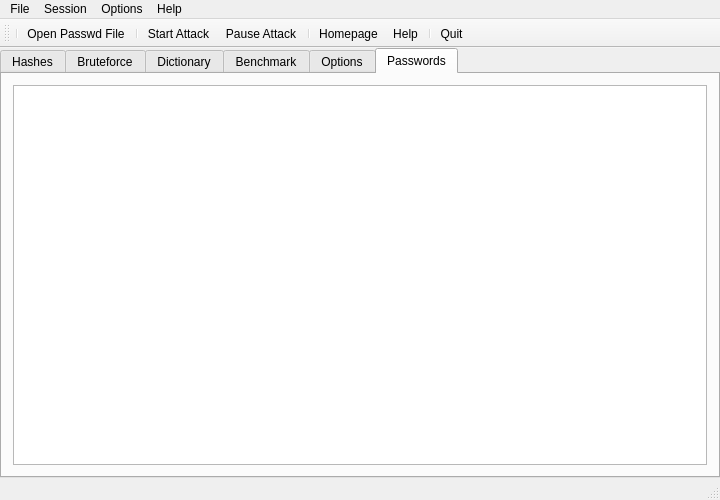
openwall/johnny, file mainwindow.ui: the form before one commit.
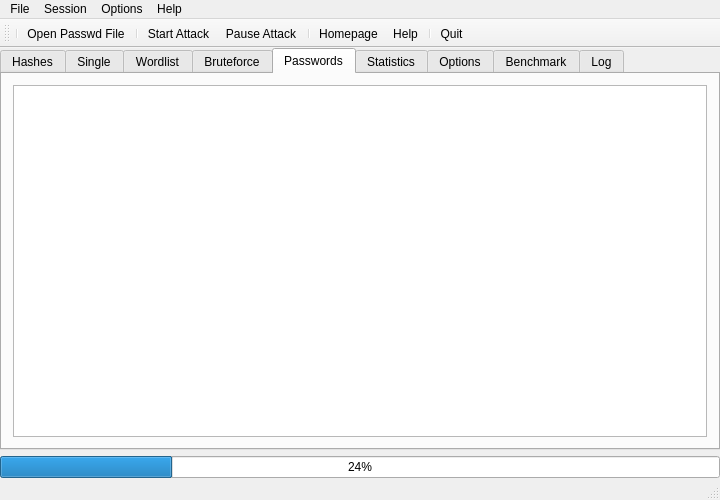
The form after the commit. The open tabs and pages were chosen to show the change. Icons and pictures are not drawn.

Commit message: GUI improvements and model-view based table demo.

```diff
--- a/mainwindow.ui
+++ b/mainwindow.ui
@@ -34,6 +34,25 @@
        <attribute name="title">
         <string>Hashes</string>
        </attribute>
+       <layout class="QVBoxLayout" name="verticalLayout_4">
+        <item>
+         <widget class="QTableView" name="tableView_Hashes">
+          <attribute name="horizontalHeaderStretchLastSection">
+           <bool>true</bool>
+          </attribute>
+         </widget>
+        </item>
+       </layout>
+      </widget>
+      <widget class="QWidget" name="tab">
+       <attribute name="title">
+        <string>Single</string>
+       </attribute>
+      </widget>
+      <widget class="QWidget" name="tab_dictionary">
+       <attribute name="title">
+        <string>Wordlist</string>
+       </attribute>
       </widget>
       <widget class="QWidget" name="tab_bruteforce">
        <attribute name="title">
@@ -75,38 +94,50 @@
         </item>
        </layout>
       </widget>
-      <widget class="QWidget" name="tab_dictionary">
-       <attribute name="title">
-        <string>Dictionary</string>
-       </attribute>
-      </widget>
-      <widget class="QWidget" name="tab_benchmark">
-       <attribute name="title">
-        <string>Benchmark</string>
-       </attribute>
-      </widget>
-      <widget class="QWidget" name="tab_options">
-       <attribute name="title">
-        <string>Options</string>
-       </attribute>
-      </widget>
       <widget class="QWidget" name="tab_passwords">
        <attribute name="title">
         <string>Passwords</string>
        </attribute>
        <layout class="QVBoxLayout" name="verticalLayout_3">
         <item>
-         <widget class="QTableWidget" name="tableWidget">
-          <property name="frameShape">
-           <enum>QFrame::StyledPanel</enum>
-          </property>
-          <property name="sortingEnabled">
+         <widget class="QTableView" name="tableView_Passwords">
+          <attribute name="horizontalHeaderDefaultSectionSize">
+           <number>200</number>
+          </attribute>
+          <attribute name="horizontalHeaderStretchLastSection">
            <bool>true</bool>
-          </property>
+          </attribute>
          </widget>
         </item>
        </layout>
       </widget>
+      <widget class="QWidget" name="tab_2">
+       <attribute name="title">
+        <string>Statistics</string>
+       </attribute>
+      </widget>
+      <widget class="QWidget" name="tab_options">
+       <attribute name="title">
+        <string>Options</string>
+       </attribute>
+      </widget>
+      <widget class="QWidget" name="tab_benchmark">
+       <attribute name="title">
+        <string>Benchmark</string>
+       </attribute>
+      </widget>
+      <widget class="QWidget" name="tab_3">
+       <attribute name="title">
+        <string>Log</string>
+       </attribute>
+      </widget>
+     </widget>
+    </item>
+    <item>
+     <widget class="QProgressBar" name="progressBar">
+      <property name="value">
+       <number>24</number>
+      </property>
      </widget>
     </item>
    </layout>
```
Left out of the diff: 4 changed lines with no effect on the pictures. The commit also changes 4 other files.
